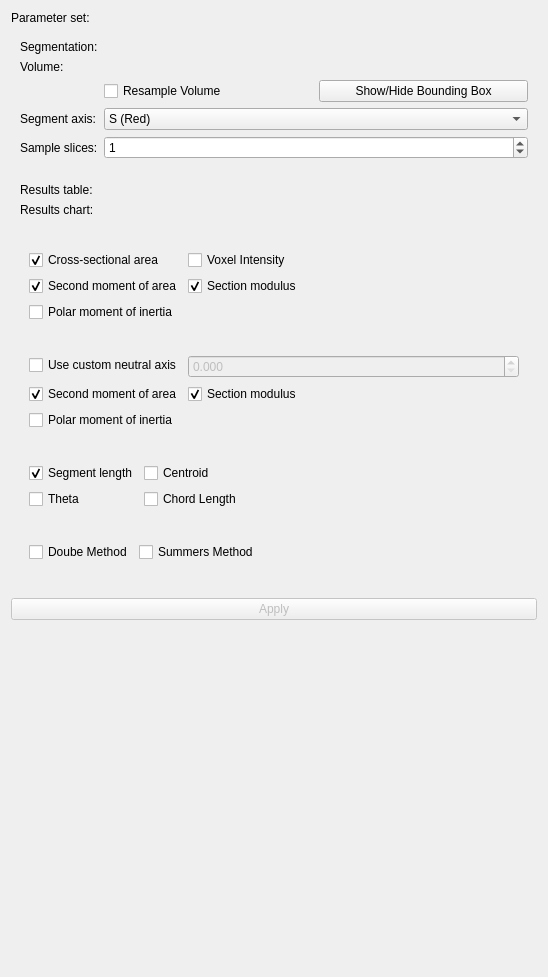
Before: the Qt Designer form Module/Resources/UI/SegmentSliceGeometry.ui in jmhuie/SlicerBiomech, drawn with Qt 5.
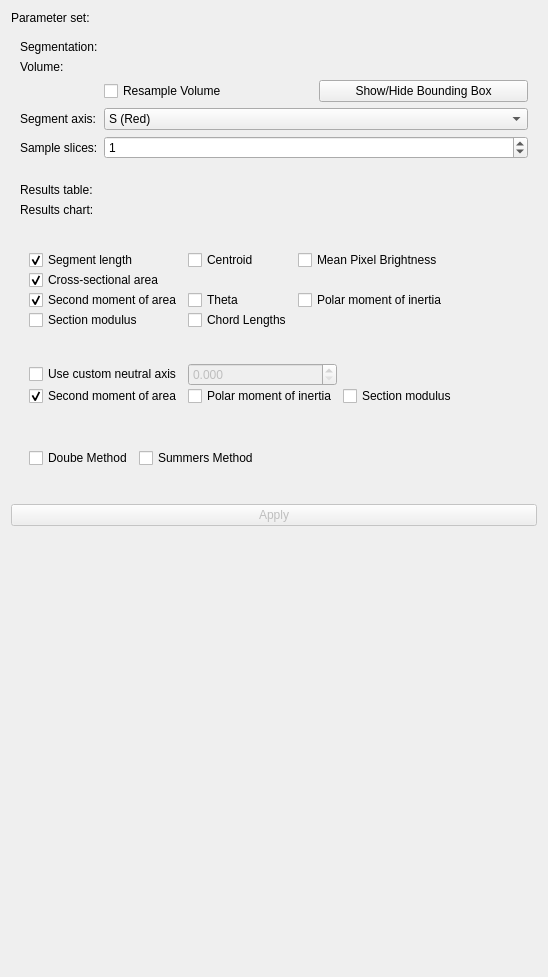
After: the same form once the commit is applied. Custom widgets are drawn as their Qt base class.

Commit message: redesign with single segment only

```diff
--- a/Module/Resources/UI/SegmentSliceGeometry.ui
+++ b/Module/Resources/UI/SegmentSliceGeometry.ui
@@ -42,47 +42,34 @@
      </property>
      <layout class="QFormLayout" name="formLayout_2">
       <item row="0" column="0">
-       <widget class="QLabel" name="label_2">
+       <widget class="QLabel" name="label">
         <property name="text">
          <string>Segmentation:</string>
         </property>
        </widget>
       </item>
-      <item row="0" column="1">
-       <widget class="qMRMLNodeComboBox" name="segmentationSelector" native="true">
-        <property name="toolTip">
-         <string>Pick the output to the algorithm.</string>
+      <item row = "0" column = "1">
+       <widget class="qMRMLSegmentSelectorWidget" name="regionSegmentSelector">
+        <property name="sizePolicy">
+         <sizepolicy hsizetype="Expanding" vsizetype="Preferred">
+          <horstretch>0</horstretch>
+          <verstretch>0</verstretch>
+         </sizepolicy>
         </property>
-        <property name="nodeTypes" stdset="0">
-         <stringlist>
-          <string>vtkMRMLSegmentationNode</string>
-         </stringlist>
-        </property>
-        <property name="showChildNodeTypes" stdset="0">
-         <bool>false</bool>
-        </property>
-        <property name="noneEnabled" stdset="0">
-         <bool>false</bool>
-        </property>
-        <property name="addEnabled" stdset="0">
-         <bool>false</bool>
-        </property>
-        <property name="removeEnabled" stdset="0">
-         <bool>false</bool>
-        </property>
-        <property name="editEnabled" stdset="0">
+        <property name="segmentationNodeSelectorVisible">
          <bool>true</bool>
         </property>
        </widget>
       </item>
-      <item row="1" column="0">
+
+      <item row="2" column="0">
        <widget class="QLabel" name="label">
         <property name="text">
          <string>Volume:</string>
         </property>
        </widget>
       </item>
-      <item row="1" column="1">
+      <item row="2" column="1">
        <widget class="qMRMLNodeComboBox" name="volumeSelector" native="true">
         <property name="toolTip">
          <string>Pick the input to the algorithm.</string>
@@ -106,7 +93,7 @@
         </property>
        </widget>
       </item>
-      <item row="2" column="1">
+      <item row="3" column="1">
        <widget class="QFrame" name="frame_2">
         <layout class="QGridLayout" name="gridLayout_6">
          <property name="leftMargin">
@@ -354,13 +341,71 @@
       <item row="9" column="0" colspan="2">
        <widget class="ctkCollapsibleGroupBox" name="groupBox_1" native="true">
         <property name="title" stdset="0">
-         <string>Edit selected calculations:</string>
+         <string>Select calculations:</string>
         </property>
         <property name="collapsed" stdset="0">
          <bool>false</bool>
         </property>
         <layout class="QFormLayout" name="formLayout_5">
          <item row="0" column="0">
+          <widget class="QFrame" name="frame_3">
+           <layout class="QGridLayout" name="gridLayout_7">
+            <property name="leftMargin">
+             <number>0</number>
+            </property>
+            <property name="topMargin">
+             <number>0</number>
+            </property>
+            <property name="rightMargin">
+             <number>0</number>
+            </property>
+            <property name="bottomMargin">
+             <number>0</number>
+            </property>
+            <property name="verticalSpacing">
+             <number>0</number>
+            </property>
+            <item row="0" column="0">
+             <widget class="QCheckBox" name="LengthcheckBox">
+              <property name="text">
+               <string>Segment length</string>
+              </property>
+              <property name="checked">
+               <bool>true</bool>
+              </property>
+             </widget>
+            </item>
+            <item row="0" column="1">
+             <widget class="QCheckBox" name="CentroidcheckBox">
+              <property name="text">
+               <string>Centroid</string>
+              </property>
+              <property name="checked">
+               <bool>false</bool>
+              </property>
+             </widget>
+            </item>
+            <item row="2" column="1">
+             <widget class="QCheckBox" name="ThetacheckBox">
+              <property name="text">
+               <string>Theta</string>
+              </property>
+              <property name="checked">
+               <bool>false</bool>
+              </property>
+             </widget>
+            </item>
+            <item row="3" column="1">
+             <widget class="QCheckBox" name="RcheckBox">
+              <property name="text">
+               <string>Chord Lengths</string>
+              </property>
+              <property name="checked">
+               <bool>false</bool>
+              </property>
+             </widget>
+            </item>            
+            <item row="1" column="0">
           <widget class="QCheckBox" name="CSAcheckBox">
            <property name="text">
             <string>Cross-sectional area</string>
@@ -370,17 +415,17 @@
            </property>
           </widget>
          </item>
-         <item row="0" column="1">
+            <item row="0" column="2">
           <widget class="QCheckBox" name="IntensitycheckBox">
            <property name="text">
-            <string>Voxel Intensity</string>
+               <string>Mean Pixel Brightness</string>
            </property>
            <property name="checked">
             <bool>false</bool>
            </property>
           </widget>
          </item>
-         <item row="1" column="0">
+            <item row="2" column="0">
           <widget class="QCheckBox" name="SMAcheckBox_1">
            <property name="text">
             <string>Second moment of area</string>
@@ -390,17 +435,17 @@
            </property>
           </widget>
          </item>
-         <item row="1" column="1">
+            <item row="3" column="0">
           <widget class="QCheckBox" name="MODcheckBox_1">
            <property name="text">
             <string>Section modulus</string>
            </property>
            <property name="checked">
-            <bool>true</bool>
+               <bool>false</bool>
            </property>
           </widget>
          </item>
-         <item row="2" column="0">
+            <item row="2" column="2">
           <widget class="QCheckBox" name="PolarcheckBox_1">
            <property name="text">
             <string>Polar moment of inertia</string>
@@ -413,6 +458,9 @@
         </layout>
        </widget>
       </item>
+        </layout>
+       </widget>
+      </item> 
       <item row="10" column="0">
        <widget class="Line" name="line">
         <property name="orientation">
@@ -430,6 +478,24 @@
         </property>
         <layout class="QFormLayout" name="formLayout_6">
          <item row="0" column="0">
+           <widget class="QFrame" name="frame_4">
+            <layout class="QGridLayout" name="gridLayout_8">
+             <property name="leftMargin">
+              <number>0</number>
+             </property>
+             <property name="topMargin">
+              <number>0</number>
+             </property>
+             <property name="rightMargin">
+              <number>0</number>
+             </property>
+             <property name="bottomMargin">
+              <number>0</number>
+             </property>
+             <property name="verticalSpacing">
+              <number>0</number>
+             </property>
+             <item row="0" column="0">
           <widget class="QCheckBox" name="OrientationcheckBox">
            <property name="text">
             <string>Use custom neutral axis</string>
@@ -452,7 +518,7 @@
            </property>
           </widget>
          </item>
-         <item row="1" column="1">
+             <item row="1" column="2">
           <widget class="QCheckBox" name="MODcheckBox_2">
            <property name="enabled">
             <bool>true</bool>
@@ -461,11 +527,11 @@
             <string>Section modulus</string>
            </property>
            <property name="checked">
-            <bool>true</bool>
+                <bool>false</bool>
            </property>
           </widget>
          </item>
-         <item row="2" column="0">
+             <item row="1" column="1">
           <widget class="QCheckBox" name="PolarcheckBox_2">
            <property name="enabled">
             <bool>true</bool>
@@ -497,6 +563,9 @@
         </layout>
        </widget>
       </item>
+         </layout>
+        </widget>
+       </item>
       <item row="12" column="0">
        <widget class="Line" name="line_4">
         <property name="orientation">
@@ -504,58 +573,6 @@
         </property>
        </widget>
       </item>
-      <item row="13" column="0" colspan="2">
-       <widget class="ctkCollapsibleGroupBox" name="groupBox_4" native="true">
-        <property name="title" stdset="0">
-         <string>Extra calculations:</string>
-        </property>
-        <property name="collapsed" stdset="0">
-         <bool>true</bool>
-        </property>
-        <layout class="QFormLayout" name="formLayout_8">
-         <item row="0" column="0">
-          <widget class="QCheckBox" name="LengthcheckBox">
-           <property name="text">
-            <string>Segment length</string>
-           </property>
-           <property name="checked">
-            <bool>true</bool>
-           </property>
-          </widget>
-         </item>
-         <item row="0" column="1">
-          <widget class="QCheckBox" name="CentroidcheckBox">
-           <property name="text">
-            <string>Centroid</string>
-           </property>
-           <property name="checked">
-            <bool>false</bool>
-           </property>
-          </widget>
-         </item>
-         <item row="1" column="0">
-          <widget class="QCheckBox" name="ThetacheckBox">
-           <property name="text">
-            <string>Theta</string>
-           </property>
-           <property name="checked">
-            <bool>false</bool>
-           </property>
-          </widget>
-         </item>
-         <item row="1" column="1">
-          <widget class="QCheckBox" name="RcheckBox">
-           <property name="text">
-            <string>Chord Length</string>
-           </property>
-           <property name="checked">
-            <bool>false</bool>
-           </property>
-          </widget>
-         </item>
-        </layout>
-       </widget>
-      </item>
       <item row="14" column="0">
        <widget class="Line" name="line_3">
         <property name="orientation">
@@ -631,6 +648,11 @@
    <header>ctkcollapsiblegroupbox.h</header>
    <container>1</container>
   </customwidget>
+  <customwidget>
+   <class>qMRMLSegmentSelectorWidget</class>
+   <extends>qMRMLWidget</extends>
+   <header>qMRMLSegmentSelectorWidget.h</header>
+  </customwidget>
  </customwidgets>
  <resources/>
  <connections>
```
Left out of the diff: 10 changed lines with no effect on the pictures. Lines whose indentation alone changed are shown as unchanged. The commit also changes 2 other files.
